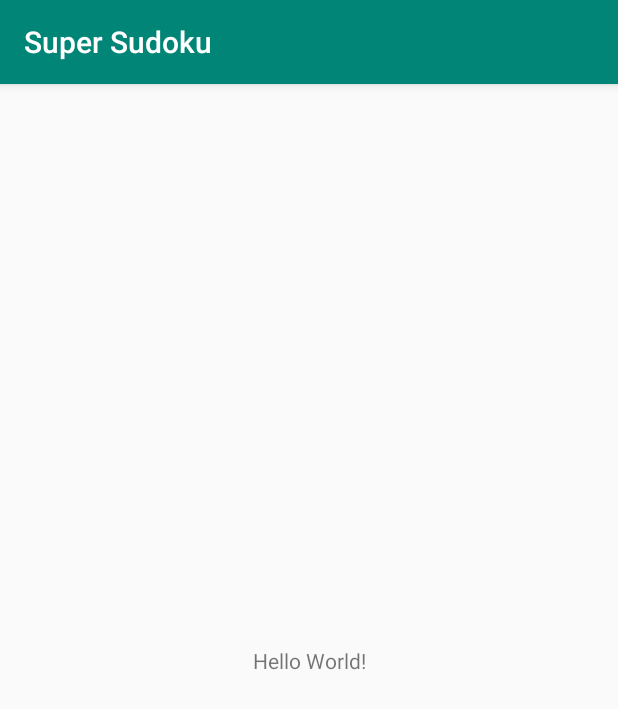
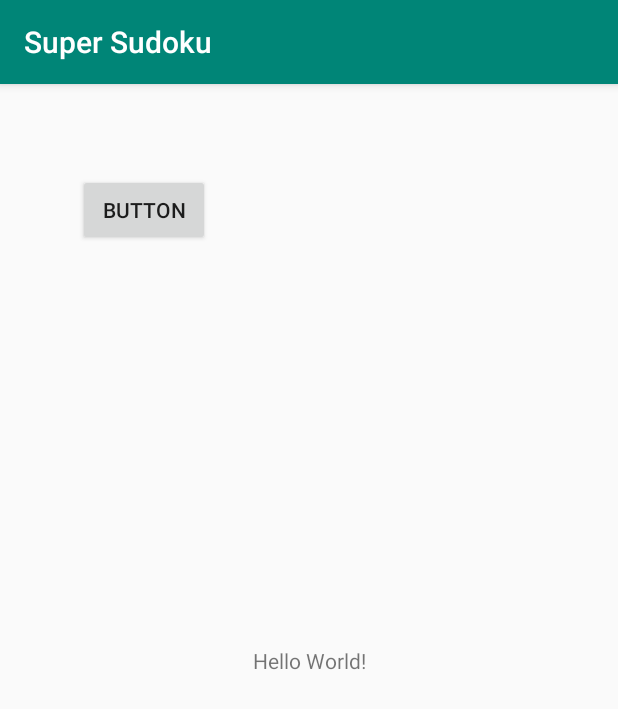
Before and after one commit to jmlemaster86/SuperSudoku, an Android app: the screen it shows after launch (MainActivity), on a phone screen of 412 x 824 dp. Shown: the top 709 px of the screen. Run offline under Robolectric (Android 15) with nearby library versions, the phone set to English and light mode, and no system bars.

Commit message:
added button

```diff
--- a/app/src/main/res/layout/activity_main.xml
+++ b/app/src/main/res/layout/activity_main.xml
@@ -15,4 +15,15 @@
         app:layout_constraintRight_toRightOf="parent"
         app:layout_constraintTop_toTopOf="parent" />
 
+    <Button
+        android:id="@+id/button"
+        android:layout_width="wrap_content"
+        android:layout_height="wrap_content"
+        android:layout_marginStart="52dp"
+        android:layout_marginLeft="52dp"
+        android:layout_marginTop="60dp"
+        android:text="Button"
+        app:layout_constraintStart_toStartOf="parent"
+        app:layout_constraintTop_toTopOf="parent" />
+
 </androidx.constraintlayout.widget.ConstraintLayout>
```
